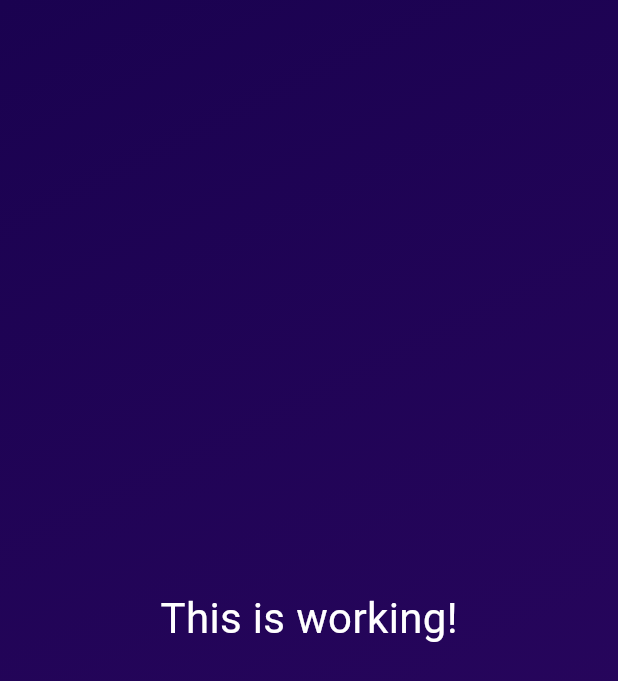
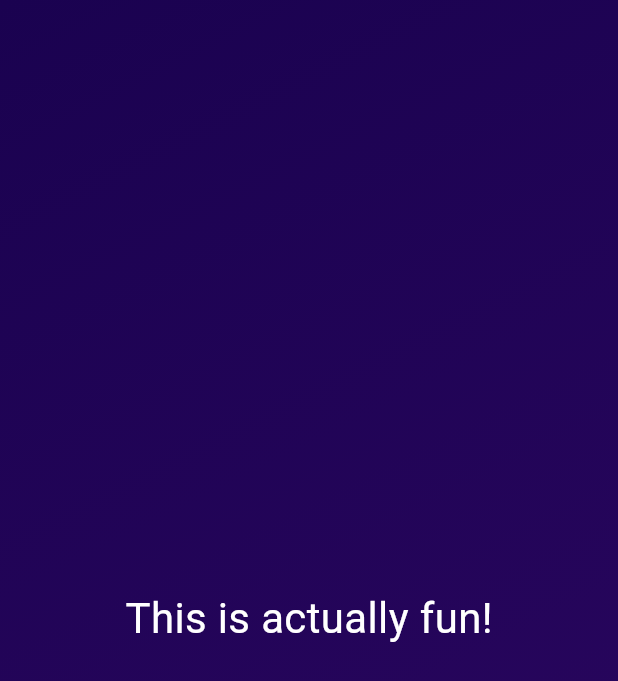
Before and after one commit to flutter-development-rboriba/first_app, a Flutter app: the screen it shows after launch, on a phone screen of 412 x 824 dp. Shown: the top 681 px of the screen. Run offline on Flutter 3.47's test engine with Material 3 defaults, Android fonts, the phone set to English and light mode, and no system bars.

Commit message:
09 Variables and Properties

```diff
--- a/lib/gradient_container.dart
+++ b/lib/gradient_container.dart
@@ -20,6 +20,6 @@ class GradientContainer extends StatelessWidget {
           begin: startAlignment,
           end: endAlignment,
         )),
-        child: const Center(child: StyledText()));
+        child: const Center(child: StyledText('This is actually fun!')));
   }
 }
--- a/lib/style_text.dart
+++ b/lib/style_text.dart
@@ -1,13 +1,15 @@
 import 'package:flutter/material.dart';
 
 class StyledText extends StatelessWidget {
-  const StyledText({super.key});
+  const StyledText(this.text, {super.key});
+
+  final String text;
 
   @override
   Widget build(context) {
-    return const Text(
-      'This is working!',
-      style: TextStyle(
+    return Text(
+      text,
+      style: const TextStyle(
         color: Colors.white,
         fontSize: 28,
       ),
```
